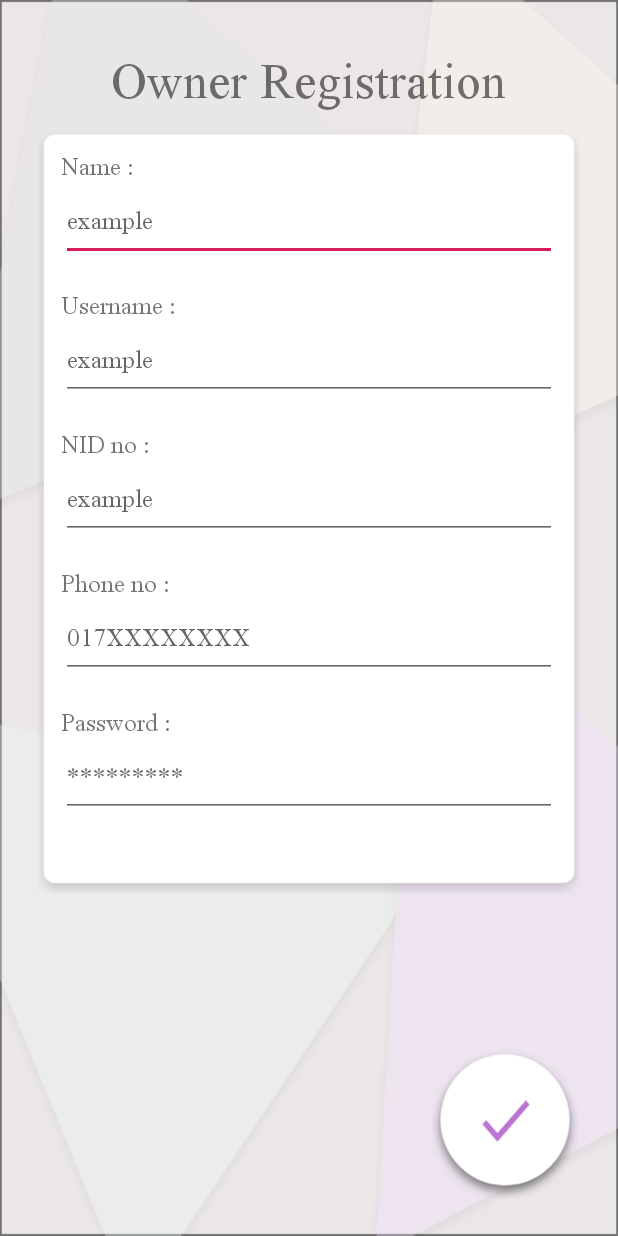
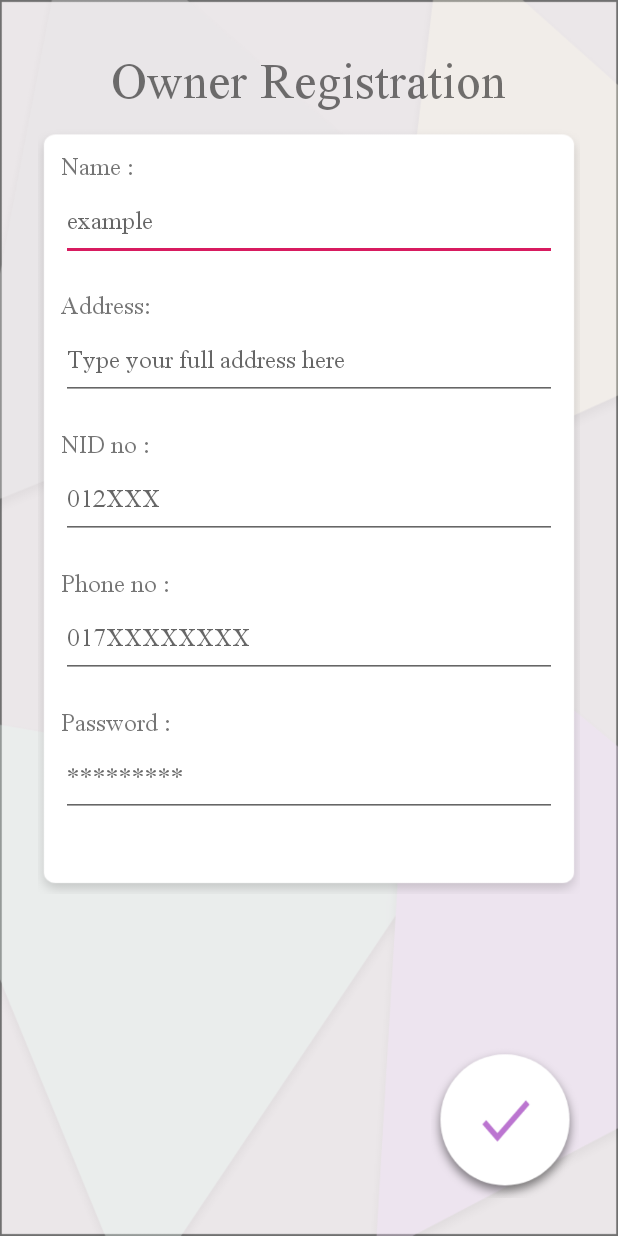
Before and after one commit to Adnan-saky/BashaBari, an Android app: the _4Register screen opened directly, with no data from a screen before it, on a phone screen of 412 x 824 dp. Run offline under Robolectric (Android 15) with nearby library versions, the light colour scheme and no system bars; our stand-ins replace Firebase (no records; nobody signed in at launch, a user with empty details on screens opened directly).

Commit message:
address replaced username :3

```diff
--- a/app/src/main/res/layout/activity__04_register.xml
+++ b/app/src/main/res/layout/activity__04_register.xml
@@ -58,7 +58,7 @@
         <TextView
             android:layout_width="match_parent"
             android:layout_height="wrap_content"
-            android:text="Username :"
+            android:text="Address:"
             android:textSize="25sp"
             android:fontFamily="@font/microsoft_himalaya"
             />
@@ -70,7 +70,7 @@
             android:layout_marginBottom="20sp"
             android:textSize="25sp"
             android:fontFamily="@font/microsoft_himalaya"
-            android:hint="example"
+            android:hint="Type your full address here "
 
             />
 
@@ -89,7 +89,7 @@
             android:textSize="25sp"
             android:numeric="integer"
             android:fontFamily="@font/microsoft_himalaya"
-            android:hint="example"
+            android:hint="012XXX"
 
             />
         <TextView
```
